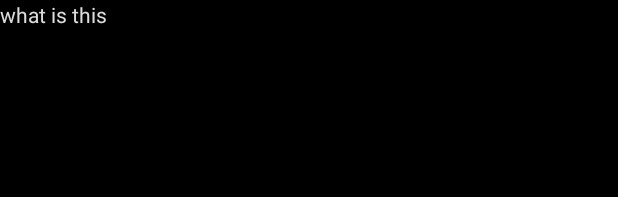
After one commit to BrandonMHogan/AwwReddit, an Android app: the layout aww_item_detail_fragment.xml on its own in the app's theme, with its tools: preview values and no code run, on a phone screen of 412 x 824 dp. The commit adds this screen. Shown: the top 197 px of the screen. Run offline under Robolectric (Android 15) with nearby library versions, the phone set to English and light mode, and no system bars.

Commit message:
Added a detail fragment which will eventually show the full screen image or gif

```diff
--- a/app/build.gradle
+++ b/app/build.gradle
@@ -58,6 +58,9 @@ dependencies {
     compile "com.google.dagger:dagger:$rootProject.ext.daggerVersion"
     kapt "com.google.dagger:dagger-compiler:$rootProject.ext.daggerVersion"
     provided 'javax.annotation:jsr250-api:1.0'
+
+    // Bus
+    compile 'com.squareup:otto:1.3.8'
 }
 repositories {
     mavenCentral()
--- /dev/null
+++ b/app/src/main/res/layout/aww_item_detail_fragment.xml
@@ -0,0 +1,18 @@
+<?xml version="1.0" encoding="utf-8"?>
+<LinearLayout
+    xmlns:android="http://schemas.android.com/apk/res/android"
+    android:orientation="vertical"
+    android:layout_width="match_parent"
+    android:layout_height="match_parent"
+    android:background="@color/black"
+    android:clickable="true">
+
+
+    <TextView
+        android:id="@+id/title"
+        android:layout_width="match_parent"
+        android:layout_height="wrap_content"
+        android:textColor="@color/item_title_color"
+        android:text="what is this"/>
+
+</LinearLayout>
```
Also changed, not shown: app/src/main/java/com/brandonhogan/kotlintest/MainActivity.kt (+34 -2 lines), app/src/main/java/com/brandonhogan/kotlintest/commons/BusStation.kt (added, +14 -0 lines), app/src/main/java/com/brandonhogan/kotlintest/features/aww/AwwItemDetailFragment.kt (added, +59 -0 lines), app/src/main/java/com/brandonhogan/kotlintest/features/aww/adapter/AwwDelegateAdapter.kt (+11 -0 lines), app/src/main/res/layout/aww_item.xml (+5 -2 lines), 1 other file.
